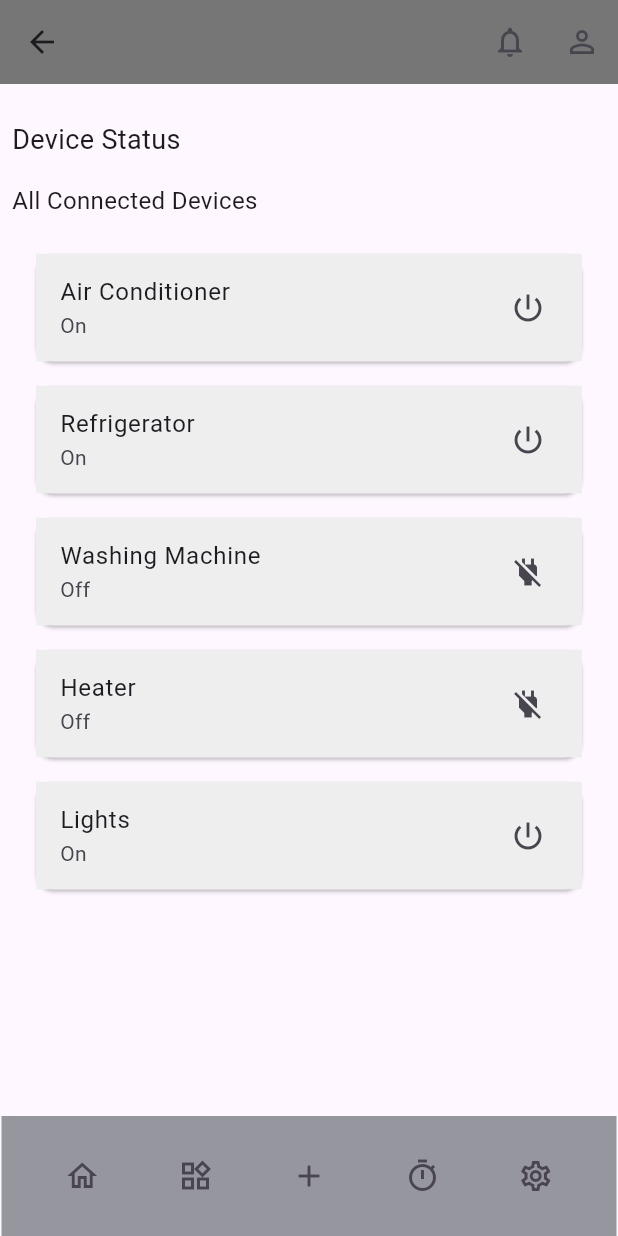
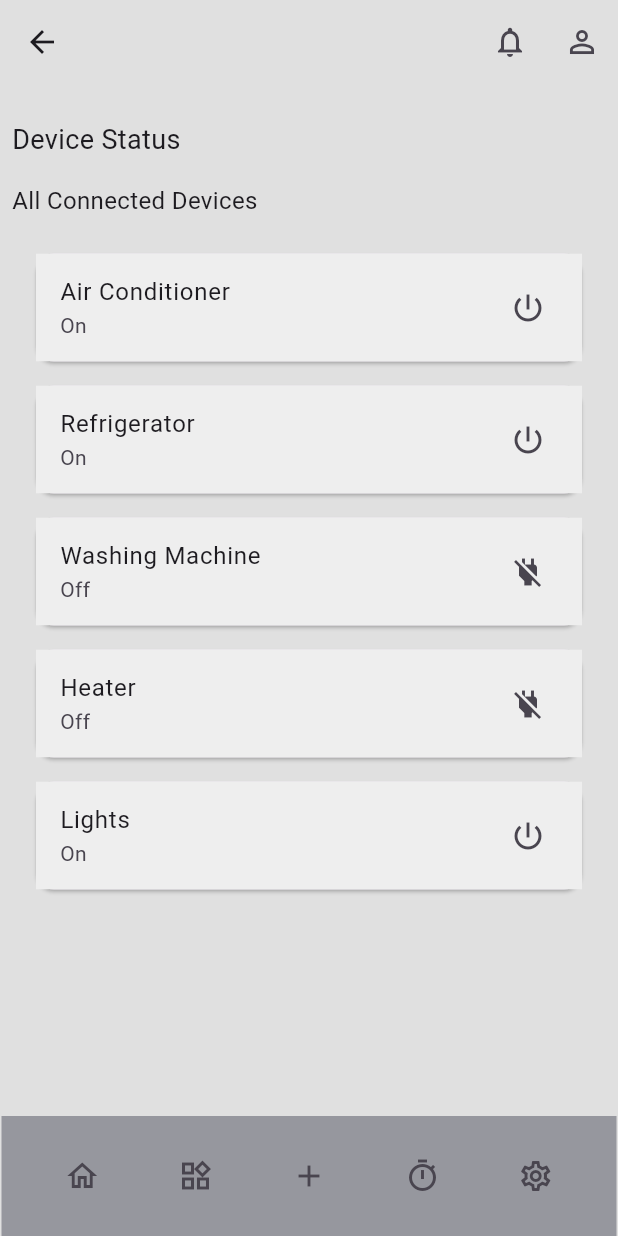
Before and after one commit to Mary-Mwanza/Sync-Sphere, a Flutter app: the DevicePage screen opened directly, on a phone screen of 412 x 824 dp. Run offline on Flutter 3.47's test engine with Material 3 defaults, Android fonts, the phone set to English and light mode, and no system bars; our stand-ins replace fl_chart, get.

Commit message:
color theme

```diff
--- a/lib/View/screens/devices.dart
+++ b/lib/View/screens/devices.dart
@@ -18,8 +18,9 @@ class DevicePage extends StatelessWidget {
   @override
   Widget build(BuildContext context) {
     return Scaffold(
+       backgroundColor: Colors.grey[300],
         appBar: AppBar(
-          backgroundColor: const Color.fromARGB(255, 118, 118, 118),
+         backgroundColor: Colors.transparent,
           actions: [
             IconButton(
               onPressed: () {},
--- a/lib/View/screens/energy.dart
+++ b/lib/View/screens/energy.dart
@@ -1,3 +1,4 @@
+import 'package:fl_chart/fl_chart.dart';
 import 'package:flutter/material.dart';
 import 'package:s_sphere/View/widgets/energ.dart';
 
--- a/pubspec.yaml
+++ b/pubspec.yaml
@@ -31,7 +31,7 @@ dependencies:
   flutter:
     sdk: flutter
   get: ^4.6.5
-  fl_chart: ^0.40.0
+  fl_chart: ^0.63.0
   shared_preferences: ^2.1.0
 
   # The following adds the Cupertino Icons font to your application.
```
Also changed, not shown: pubspec.lock.
